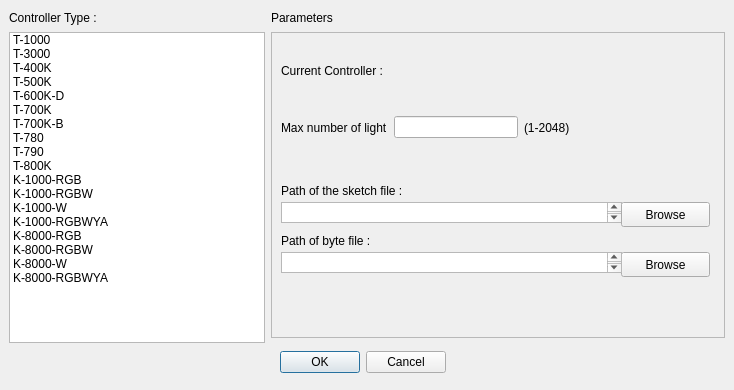
Above: newsketch_screen.ui from harunresit/Led-Array-Manager-V1.0 before the change. Below: the same form after it.
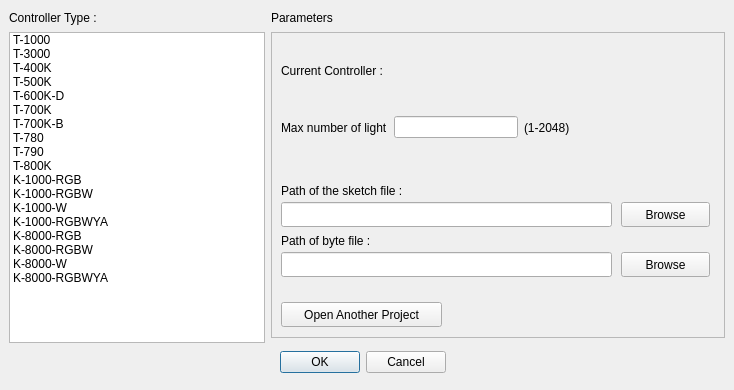
That is the form after the change.

Commit message: path selection added

What changed in the file:
```diff
--- a/newsketch_screen.ui
+++ b/newsketch_screen.ui
@@ -225,16 +225,6 @@
      <string>Path of the sketch file :</string>
     </property>
    </widget>
-   <widget class="QPlainTextEdit" name="sketchPathInput">
-    <property name="geometry">
-     <rect>
-      <x>10</x>
-      <y>170</y>
-      <width>341</width>
-      <height>21</height>
-     </rect>
-    </property>
-   </widget>
    <widget class="QPushButton" name="broweButtonSketchPath">
     <property name="geometry">
      <rect>
@@ -274,16 +264,39 @@
      <string>Browse</string>
     </property>
    </widget>
-   <widget class="QPlainTextEdit" name="bytePathInput">
+   <widget class="QLineEdit" name="sketchPathInput">
+    <property name="geometry">
+     <rect>
+      <x>10</x>
+      <y>170</y>
+      <width>331</width>
+      <height>25</height>
+     </rect>
+    </property>
+   </widget>
+   <widget class="QLineEdit" name="bytePathInput">
     <property name="geometry">
      <rect>
       <x>10</x>
       <y>220</y>
-      <width>341</width>
-      <height>21</height>
+      <width>331</width>
+      <height>25</height>
      </rect>
     </property>
    </widget>
+   <widget class="QPushButton" name="openSketchpushButton">
+    <property name="geometry">
+     <rect>
+      <x>10</x>
+      <y>270</y>
+      <width>161</width>
+      <height>25</height>
+     </rect>
+    </property>
+    <property name="text">
+     <string>Open Another Project</string>
+    </property>
+   </widget>
   </widget>
  </widget>
  <resources/>
```
The commit also changes 4 other files.
